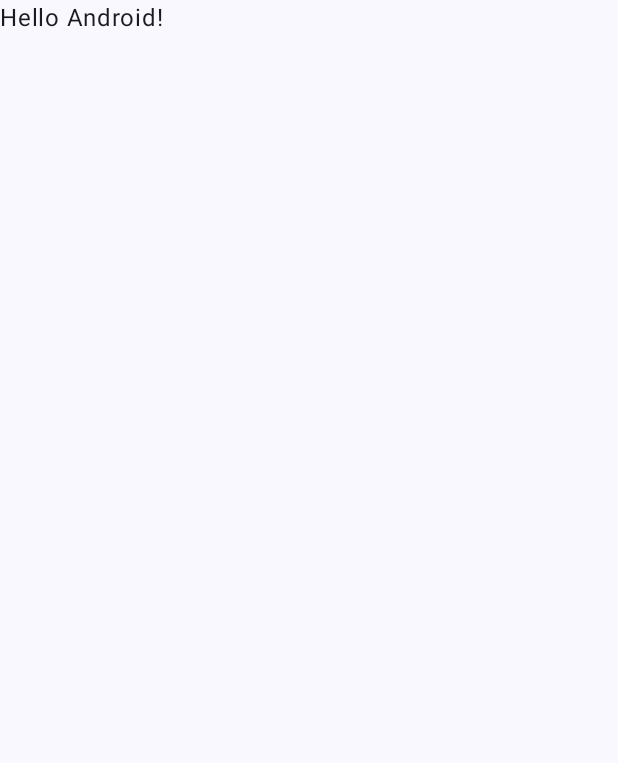
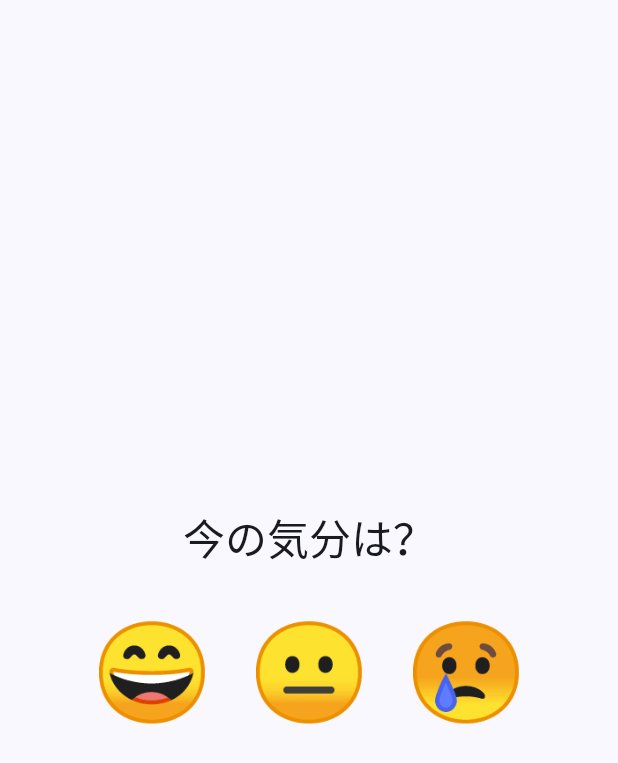
Before and after one commit to Tadachi274/MeloSync, an Android app built with Jetpack Compose: the screen it shows after launch (MainActivity), on a phone screen of 412 x 824 dp. Before the commit the part shown is almost empty. Shown: the top 763 px of the screen. Run offline under Robolectric (Android 15) with nearby library versions, the phone set to English and light mode, and no system bars.

Commit message:
感情指定仮実装

```diff
--- a/front_server/app/src/main/java/com/example/melosync/MainActivity.kt
+++ b/front_server/app/src/main/java/com/example/melosync/MainActivity.kt
@@ -12,6 +12,10 @@ import androidx.compose.runtime.Composable
 import androidx.compose.ui.Modifier
 import androidx.compose.ui.tooling.preview.Preview
 import com.example.melosync.ui.theme.MeloSyncTheme
+import androidx.compose.material3.MaterialTheme
+import androidx.compose.material3.Surface
+import com.example.melosync.navigation.AppNavigation
+//import com.example.melosync.ui.theme.SpotifyEmotionAppTheme
 
 class MainActivity : ComponentActivity() {
     override fun onCreate(savedInstanceState: Bundle?) {
@@ -19,12 +23,19 @@ class MainActivity : ComponentActivity() {
         enableEdgeToEdge()
         setContent {
             MeloSyncTheme {
-                Scaffold(modifier = Modifier.fillMaxSize()) { innerPadding ->
-                    Greeting(
-                        name = "Android",
-                        modifier = Modifier.padding(innerPadding)
-                    )
+                Surface(
+                    modifier = Modifier.fillMaxSize(),
+                    color = MaterialTheme.colorScheme.background
+                ) {
+                    // ナビゲーションを開始
+                    AppNavigation()
                 }
+//                Scaffold(modifier = Modifier.fillMaxSize()) { innerPadding ->
+//                    Greeting(
+//                        name = "Android",
+//                        modifier = Modifier.padding(innerPadding)
+//                    )
+//                }
             }
         }
     }
--- /dev/null
+++ b/front_server/app/src/main/java/com/example/melosync/data/Emotion.kt
@@ -0,0 +1,7 @@
+package com.example.melosync.data
+
+enum class Emotion(val emoji: String) {
+    HAPPY("😄"),
+    NEUTRAL("😐"),
+    SAD("😢")
+}
--- /dev/null
+++ b/front_server/app/src/main/java/com/example/melosync/navigation/AppNavigation.kt
@@ -0,0 +1,60 @@
+package com.example.melosync.navigation
+
+import androidx.compose.runtime.Composable
+import androidx.navigation.NavType
+import androidx.navigation.compose.NavHost
+import androidx.navigation.compose.composable
+import androidx.navigation.compose.rememberNavController
+import androidx.navigation.navArgument
+import com.example.melosync.data.Emotion
+import com.example.melosync.ui.home.HomeScreen
+import com.example.melosync.ui.main.MainScreen
+
+// 画面遷移のルートを定義
+object Routes {
+    const val HOME = "home"
+    // {emotion} の部分で、前の画面から感情データを受け取る
+    const val MAIN = "main/{emotion}"
+    const val SETTINGS = "settings"
+}
+
+@Composable
+fun AppNavigation() {
+    val navController = rememberNavController()
+
+    NavHost(
+        navController = navController,
+        startDestination = Routes.HOME
+    ) {
+        // ホーム画面
+        composable(Routes.HOME) {
+            HomeScreen(
+                onNavigateToMain = { emotion ->
+                    // Main画面へ遷移。感情のenum名を渡す
+                    navController.navigate("main/${emotion.name}")
+                }
+            )
+        }
+
+        // メイン画面
+        composable(
+            route = Routes.MAIN,
+            arguments = listOf(navArgument("emotion") { type = NavType.StringType })
+        ) { backStackEntry ->
+            // 受け取った感情の文字列からenumに変換
+            val emotionString = backStackEntry.arguments?.getString("emotion")
+            val emotion = Emotion.valueOf(emotionString ?: Emotion.NEUTRAL.name)
+
+            MainScreen(
+                emotion = emotion,
+                onNavigateToSettings = {
+                    // TODO: 設定画面への遷移を実装
+                    // navController.navigate(Routes.SETTINGS)
+                }
+            )
+        }
+
+        // TODO: 設定画面のComposableをここに追加
+        // composable(Routes.SETTINGS) { ... }
+    }
+}
--- /dev/null
+++ b/front_server/app/src/main/java/com/example/melosync/ui/home/HomeScreen.kt
@@ -0,0 +1,63 @@
+package com.example.melosync.ui.home
+
+import androidx.compose.foundation.clickable
+import androidx.compose.foundation.layout.Arrangement
+import androidx.compose.foundation.layout.Column
+import androidx.compose.foundation.layout.Row
+import androidx.compose.foundation.layout.Spacer
+import androidx.compose.foundation.layout.fillMaxSize
+import androidx.compose.foundation.layout.height
+import androidx.compose.foundation.layout.padding
+import androidx.compose.foundation.layout.size
+import androidx.compose.material3.MaterialTheme
+import androidx.compose.material3.Scaffold
+import androidx.compose.material3.Text
+import androidx.compose.runtime.Composable
+import androidx.compose.ui.Alignment
+import androidx.compose.ui.Modifier
+import androidx.compose.ui.unit.dp
+import androidx.compose.ui.unit.sp
+import androidx.lifecycle.viewmodel.compose.viewModel
+import com.example.melosync.data.Emotion
+
+
+@Composable
+fun HomeScreen(
+    // 感情が選択されたら、その情報を元に次の画面へ遷移する
+    onNavigateToMain: (Emotion) -> Unit,
+    viewModel: HomeViewModel = viewModel()
+) {
+    Scaffold { paddingValues ->
+        Column(
+            modifier = Modifier
+                .fillMaxSize()
+                .padding(paddingValues),
+            horizontalAlignment = Alignment.CenterHorizontally,
+            verticalArrangement = Arrangement.Center
+        ) {
+            Text(
+                text = "今の気分は？",
+                style = MaterialTheme.typography.headlineMedium
+            )
+            Spacer(modifier = Modifier.height(32.dp))
+
+            // 感情アイコンを横に並べる
+            Row(
+                horizontalArrangement = Arrangement.spacedBy(24.dp)
+            ) {
+                // 各感情アイコンをループで表示
+                Emotion.entries.forEach { emotion ->
+                    Text(
+                        text = emotion.emoji,
+                        fontSize = 64.sp,
+                        modifier = Modifier.clickable {
+                            // アイコンクリックでViewModelを更新し、画面遷移を実行
+                            viewModel.onEmotionSelected(emotion)
+                            onNavigateToMain(emotion)
+                        }
+                    )
+                }
+            }
+        }
+    }
+}
--- /dev/null
+++ b/front_server/app/src/main/java/com/example/melosync/ui/home/HomeViewModel.kt
@@ -0,0 +1,16 @@
+package com.example.melosync.ui.home
+
+import androidx.lifecycle.ViewModel
+import com.example.melosync.data.Emotion
+import kotlinx.coroutines.flow.MutableStateFlow
+import kotlinx.coroutines.flow.asStateFlow
+
+class HomeViewModel : ViewModel() {
+    // UIの状態を保持
+    private val _selectedEmotion = MutableStateFlow<Emotion?>(null)
+    val selectedEmotion = _selectedEmotion.asStateFlow()
+
+    fun onEmotionSelected(emotion: Emotion) {
+        _selectedEmotion.value = emotion
+    }
+}
--- /dev/null
+++ b/front_server/app/src/main/java/com/example/melosync/utils/SpotifyAuthManager.kt
@@ -0,0 +1,4 @@
+package com.example.melosync.utils
+
+class SpotifyAuthManager {
+}
--- a/front_server/settings.gradle.kts
+++ b/front_server/settings.gradle.kts
@@ -16,6 +16,7 @@ dependencyResolutionManagement {
     repositories {
         google()
         mavenCentral()
+//        maven { url = uri("https://spotify.github.io/android-sdk/repository") }
     }
 }
 
```
Also changed, not shown: front_server/app/build.gradle.kts (+12 -0 lines), front_server/app/src/main/AndroidManifest.xml (+16 -1 lines), front_server/app/src/main/java/com/example/melosync/ui/main/MainScreen.kt (added, +273 -0 lines), front_server/app/src/main/java/com/example/melosync/ui/main/MainViewModel.kt (added, +77 -0 lines), front_server/gradle/libs.versions.toml (+7 -0 lines), front_server/app/src/main/res/drawable/feeling.png (added), 1 other file.
